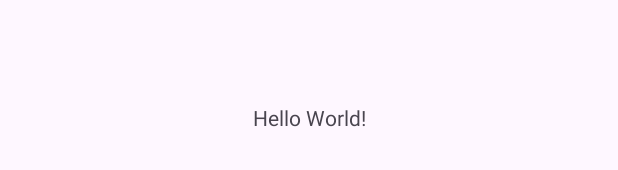
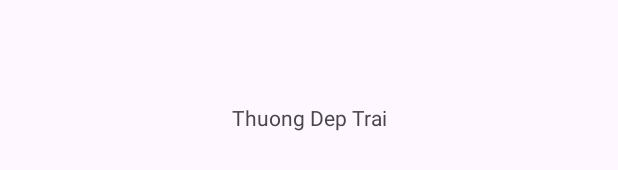
Before and after one commit to 1Tatsumi2/DoAnChill, an Android app: the layout activity_main.xml on its own in the app's theme, with its tools: preview values and no code run, on a phone screen of 412 x 824 dp. Shown: the part 501-671 px from the top of the screen. Run offline under Robolectric (Android 15) with nearby library versions, the phone set to English and light mode, and no system bars.

Commit message:
Thuong demo

```diff
--- a/app/src/main/res/layout/activity_main.xml
+++ b/app/src/main/res/layout/activity_main.xml
@@ -9,7 +9,7 @@
     <TextView
         android:layout_width="wrap_content"
         android:layout_height="wrap_content"
-        android:text="Hello World!"
+        android:text="Thuong Dep Trai"
         app:layout_constraintBottom_toBottomOf="parent"
         app:layout_constraintEnd_toEndOf="parent"
         app:layout_constraintStart_toStartOf="parent"
```
